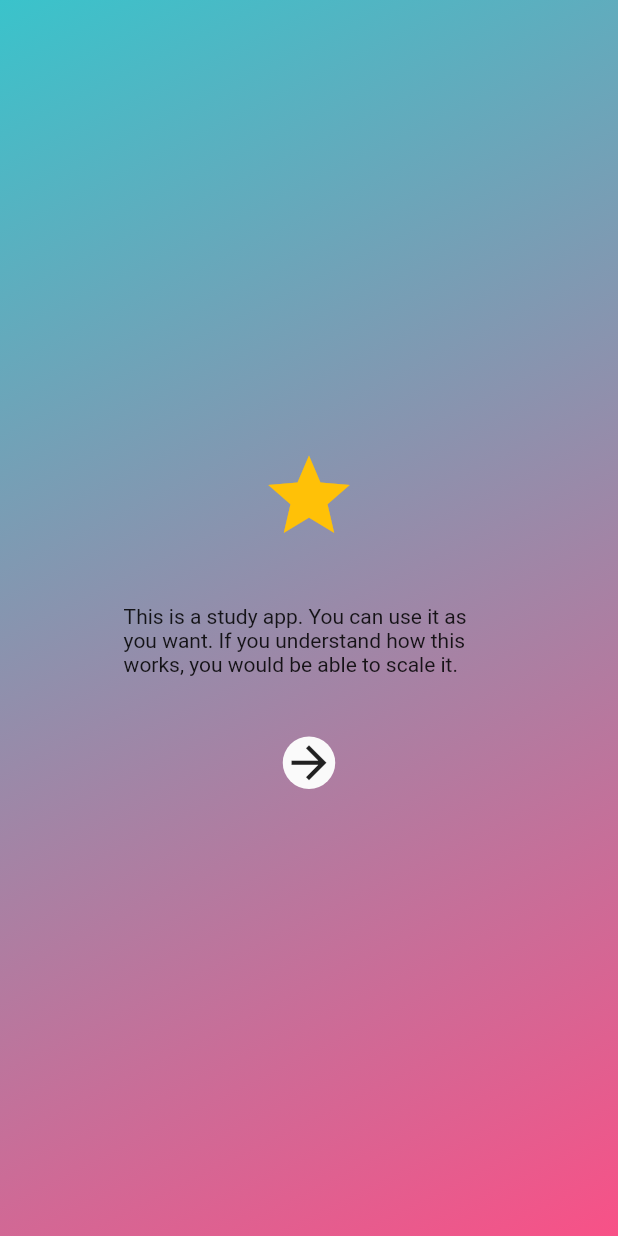
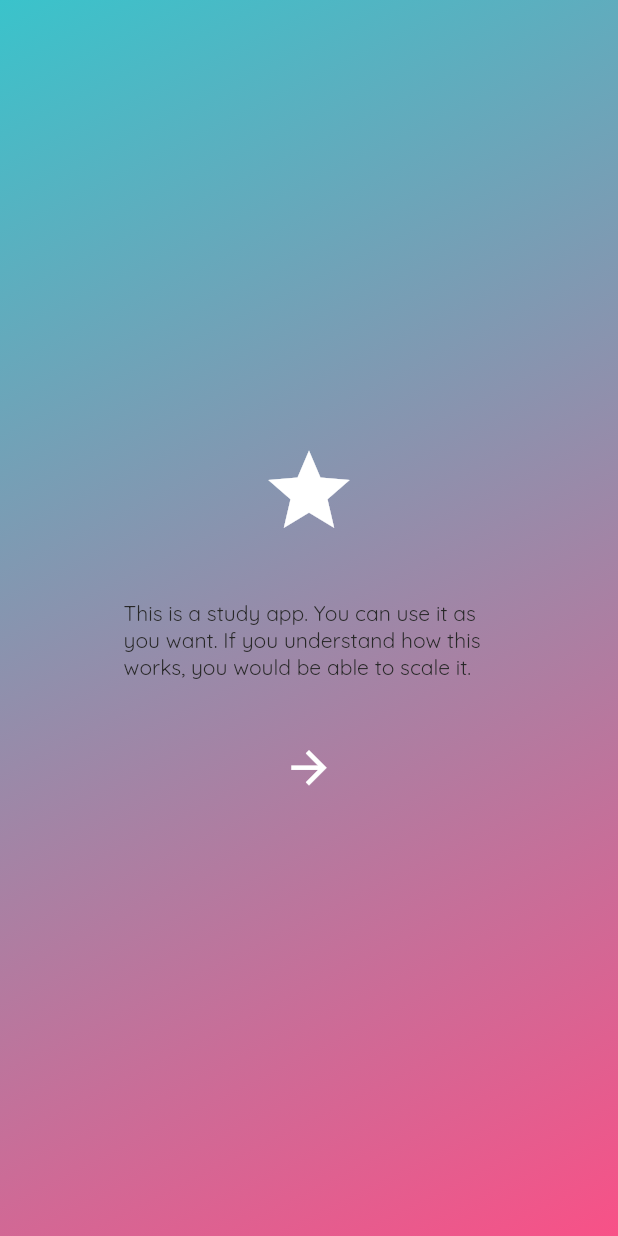
Before and after one commit to Den-JavaAndroid/Educational-App, a Flutter app: the screen it shows after launch, on a phone screen of 412 x 824 dp. Run offline on Flutter 3.47's test engine with Material 2 defaults, Android fonts, the phone set to English and light mode, and no system bars; our stand-ins replace cloud_firestore, firebase_core, get, google_fonts; accounts and stored records are empty; project files that could hold a hidden picture were left out.

Commit message:
add themes

```diff
--- a/lib/configs/themes/app_colors.dart
+++ b/lib/configs/themes/app_colors.dart
@@ -2,7 +2,9 @@ import 'package:edu_app/configs/themes/app_dark_theme.dart';
 import 'package:edu_app/configs/themes/app_light_theme.dart';
 import 'package:edu_app/configs/themes/ui_parameters.dart';
 import 'package:flutter/cupertino.dart';
+import 'package:flutter/material.dart';
 
+const Color onSurfaceTextColor = Colors.white;
 const mainGradientLight = LinearGradient(
     begin: Alignment.topLeft,
     end: Alignment.bottomRight,
--- a/lib/configs/themes/app_light_theme.dart
+++ b/lib/configs/themes/app_light_theme.dart
@@ -1,4 +1,18 @@
 import 'dart:ui';
+
+import 'package:edu_app/configs/themes/sub_theme_data_mixin.dart';
+import 'package:flutter/material.dart';
 
 const Color primaryLightColorLight = Color(0xFF3ac3cb);
 const Color primaryColorLight = Color(0xFFf85187);
+const Color mainTextColorLight = Color.fromARGB(255, 40, 40, 40);
+
+class LightTheme with SubThemeData {
+  buildLightTheme() {
+    final ThemeData systemLightTheme = ThemeData.light();
+    return systemLightTheme.copyWith(
+        iconTheme: getIconTheme(),
+        textTheme: getTextThemes()
+            .apply(bodyColor: mainTextColorLight, displayColor: mainTextColorLight));
+  }
+}
--- /dev/null
+++ b/lib/configs/themes/sub_theme_data_mixin.dart
@@ -0,0 +1,18 @@
+import 'package:flutter/material.dart';
+import 'package:google_fonts/google_fonts.dart';
+
+import 'app_colors.dart';
+
+mixin SubThemeData {
+  TextTheme getTextThemes() {
+    return GoogleFonts.quicksandTextTheme(const TextTheme(
+        bodyText1: TextStyle(
+          fontWeight: FontWeight.w400,
+        ),
+        bodyText2: TextStyle(fontWeight: FontWeight.w400)));
+  }
+
+ IconThemeData getIconTheme(){
+    return const IconThemeData(color: onSurfaceTextColor, size: 16);
+  }
+}
--- a/lib/main.dart
+++ b/lib/main.dart
@@ -1,4 +1,5 @@
 import 'package:edu_app/bindings/initial_bindings.dart';
+import 'package:edu_app/configs/themes/app_light_theme.dart';
 import 'package:edu_app/firebase_options.dart';
 import 'package:edu_app/routes/AppRoutes.dart';
 import 'package:edu_app/screens/introduction/introduction.dart';
@@ -21,6 +22,7 @@ class MyApp extends StatelessWidget {
   @override
   Widget build(BuildContext context) {
     return GetMaterialApp(
+      theme: LightTheme().buildLightTheme(),
       getPages: AppRoutes.routes(),
     );
   }
--- a/lib/screens/introduction/introduction.dart
+++ b/lib/screens/introduction/introduction.dart
@@ -19,7 +19,7 @@ class AppIntroductionScreen extends StatelessWidget {
           child: Column(
             mainAxisAlignment: MainAxisAlignment.center,
             children: [
-              const Icon(Icons.star, size: 65, color:  Colors.amber,),
+              const Icon(Icons.star, size: 65),
               SizedBox(height: 40,),
               const Text("This is a study app. You can use it as you want. If you understand how this works, you would be able to scale it. "),
               SizedBox(height: 40,),
--- a/lib/widgets/app_circle_button.dart
+++ b/lib/widgets/app_circle_button.dart
@@ -12,6 +12,8 @@ class AppCircleButton extends StatelessWidget {
   @override
   Widget build(BuildContext context) {
     return  Material(
+      type:  MaterialType.transparency,
+      clipBehavior: Clip.hardEdge,
       shape: CircleBorder(),
       child: InkWell(
         child: child,
--- a/pubspec.yaml
+++ b/pubspec.yaml
@@ -39,6 +39,7 @@ dependencies:
   firebase_core: ^1.24.0
   get: ^4.6.5
   cloud_firestore: ^3.4.0
+  google_fonts: ^3.0.1
 
 
 dev_dependencies:
```
Also changed, not shown: lib/configs/themes/app_dark_theme.dart (+13 -0 lines), lib/controllers/theme_controller.dart (added, +24 -0 lines), pubspec.lock.
